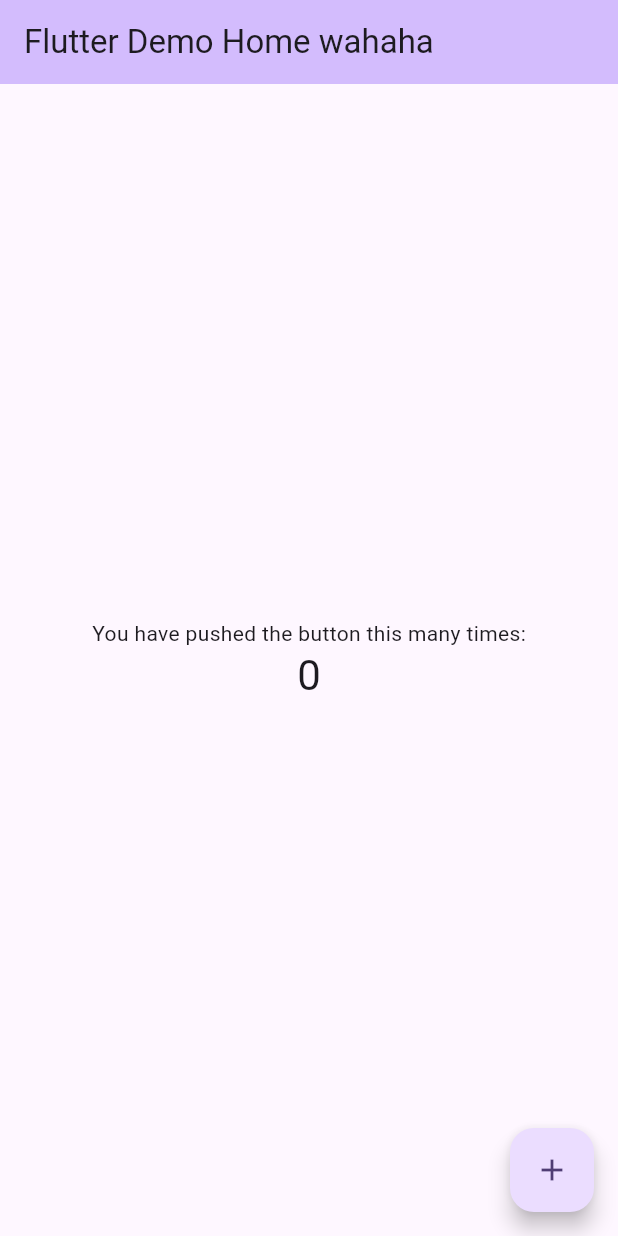
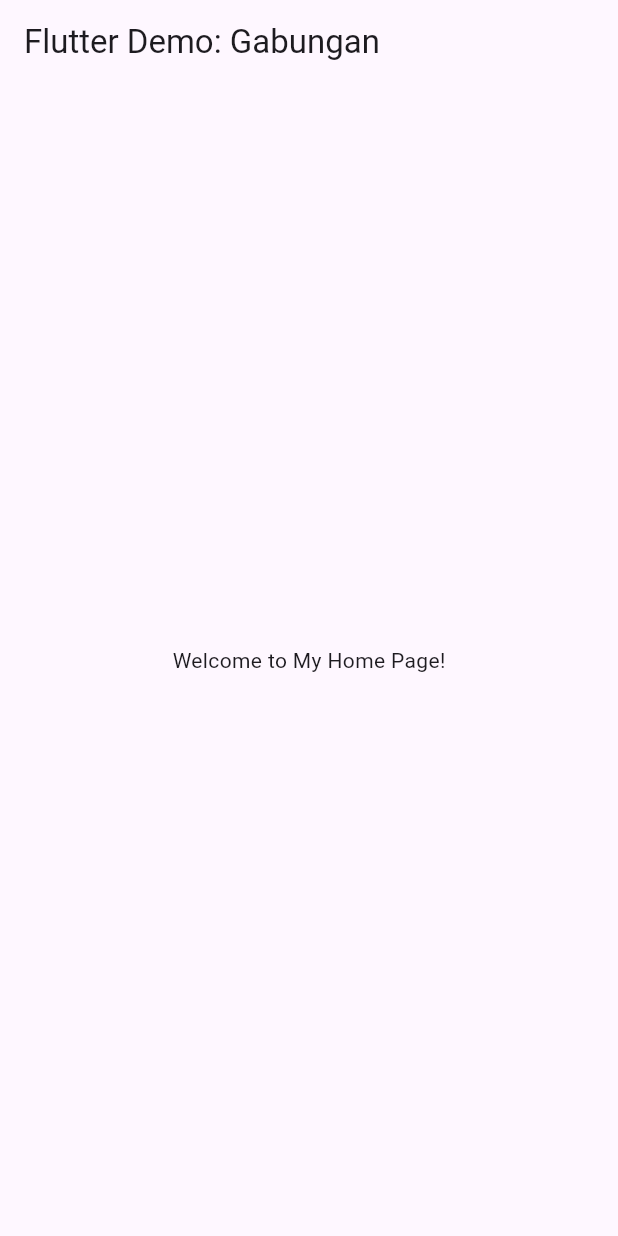
Before and after one commit to farhank15/leard-flutter, a Flutter app: the screen it shows after launch, on a phone screen of 412 x 824 dp. Run offline on Flutter 3.47's test engine with Material 3 defaults, Android fonts, the phone set to English and light mode, and no system bars.

Commit message:
week 4 add pages

```diff
--- a/lib/main.dart
+++ b/lib/main.dart
@@ -1,4 +1,5 @@
 import 'package:flutter/material.dart';
+import 'package:leard_flutter/pages/home/home_page.dart';
 
 void main() {
   runApp(const MyApp());
@@ -7,119 +8,16 @@ void main() {
 class MyApp extends StatelessWidget {
   const MyApp({super.key});
 
-  // This widget is the root of your application.
   @override
   Widget build(BuildContext context) {
     return MaterialApp(
       title: 'Flutter Demo',
       theme: ThemeData(
-        // This is the theme of your application.
-        //
-        // TRY THIS: Try running your application with "flutter run". You'll see
-        // the application has a purple toolbar. Then, without quitting the app,
-        // try changing the seedColor in the colorScheme below to Colors.green
-        // and then invoke "hot reload" (save your changes or press the "hot
-        // reload" button in a Flutter-supported IDE, or press "r" if you used
-        // the command line to start the app).
-        //
-        // Notice that the counter didn't reset back to zero; the application
-        // state is not lost during the reload. To reset the state, use hot
-        // restart instead.
-        //
-        // This works for code too, not just values: Most code changes can be
-        // tested with just a hot reload.
         colorScheme: ColorScheme.fromSeed(seedColor: Colors.deepPurple),
         useMaterial3: true,
       ),
-      home: const MyHomePage(title: 'Flutter Demo Home wahaha'),
+      home: const MyHomePage(
+          title: 'Flutter Demo: Gabungan'), // Pastikan ada 'const' di sini
     );
   }
 }
-
-class MyHomePage extends StatefulWidget {
-  const MyHomePage({super.key, required this.title});
-
-  // This widget is the home page of your application. It is stateful, meaning
-  // that it has a State object (defined below) that contains fields that affect
-  // how it looks.
-
-  // This class is the configuration for the state. It holds the values (in this
-  // case the title) provided by the parent (in this case the App widget) and
-  // used by the build method of the State. Fields in a Widget subclass are
-  // always marked "final".
-
-  final String title;
-
-  @override
-  State<MyHomePage> createState() => _MyHomePageState();
-}
-
-class _MyHomePageState extends State<MyHomePage> {
-  int _counter = 0;
-
-  void _incrementCounter() {
-    setState(() {
-      // This call to setState tells the Flutter framework that something has
-      // changed in this State, which causes it to rerun the build method below
-      // so that the display can reflect the updated values. If we changed
-      // _counter without calling setState(), then the build method would not be
-      // called again, and so nothing would appear to happen.
-      _counter++;
-    });
-  }
-
-  @override
-  Widget build(BuildContext context) {
-    // This method is rerun every time setState is called, for instance as done
-    // by the _incrementCounter method above.
-    //
-    // The Flutter framework has been optimized to make rerunning build methods
-    // fast, so that you can just rebuild anything that needs updating rather
-    // than having to individually change instances of widgets.
-    return Scaffold(
-      appBar: AppBar(
-        // TRY THIS: Try changing the color here to a specific color (to
-        // Colors.amber, perhaps?) and trigger a hot reload to see the AppBar
-        // change color while the other colors stay the same.
-        backgroundColor: Theme.of(context).colorScheme.inversePrimary,
-        // Here we take the value from the MyHomePage object that was created by
-        // the App.build method, and use it to set our appbar title.
-        title: Text(widget.title),
-      ),
-      body: Center(
-        // Center is a layout widget. It takes a single child and positions it
-        // in the middle of the parent.
-        child: Column(
-          // Column is also a layout widget. It takes a list of children and
-          // arranges them vertically. By default, it sizes itself to fit its
-          // children horizontally, and tries to be as tall as its parent.
-          //
-          // Column has various properties to control how it sizes itself and
-          // how it positions its children. Here we use mainAxisAlignment to
-          // center the children vertically; the main axis here is the vertical
-          // axis because Columns are vertical (the cross axis would be
-          // horizontal).
-          //
-          // TRY THIS: Invoke "debug painting" (choose the "Toggle Debug Paint"
-          // action in the IDE, or press "p" in the console), to see the
-          // wireframe for each widget.
-          mainAxisAlignment: MainAxisAlignment.center,
-          children: <Widget>[
-            const Text(
-              'You have pushed the button this many times:',
-            ),
-            Text(
-              '$_counter',
-              style: Theme.of(context).textTheme.headlineMedium,
-            ),
-          ],
-        ),
-      ),
-      floatingActionButton: FloatingActionButton(
-        onPressed: _incrementCounter,
-        tooltip: 'Increment',
-        child: const Icon(Icons.add),
-      ), // This trailing comma makes auto-formatting nicer for build methods.
-    );
-  }
-}
--- /dev/null
+++ b/lib/pages/home/home_page.dart
@@ -0,0 +1,19 @@
+import 'package:flutter/material.dart';
+
+class MyHomePage extends StatelessWidget {
+  const MyHomePage({super.key, required this.title});
+
+  final String title;
+
+  @override
+  Widget build(BuildContext context) {
+    return Scaffold(
+      appBar: AppBar(
+        title: Text(title),
+      ),
+      body: Center(
+        child: const Text('Welcome to My Home Page!'),
+      ),
+    );
+  }
+}
--- a/pubspec.yaml
+++ b/pubspec.yaml
@@ -1,4 +1,4 @@
-name: myapp
+name: leard_flutter
 description: "A new Flutter project."
 # The following line prevents the package from being accidentally published to
 # pub.dev using `flutter pub publish`. This is preferred for private packages.
```
